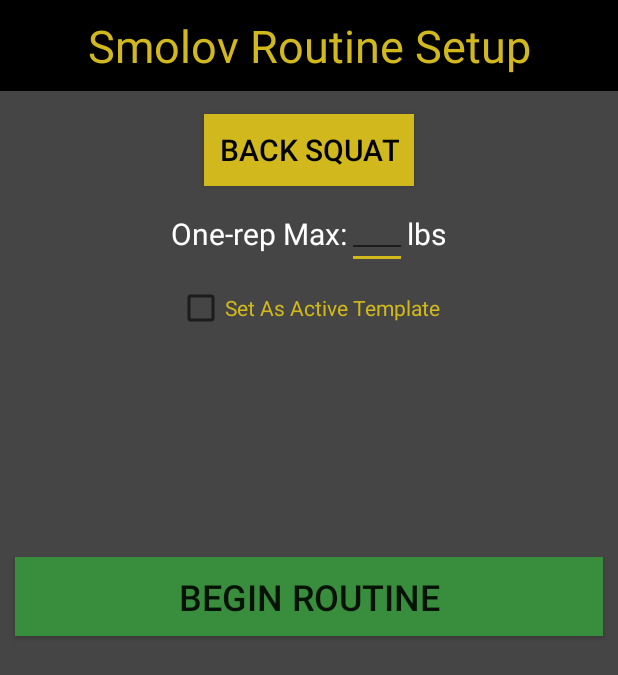
After one commit to therealccarter/Liftdom, an Android app: the SmolovStarterActivity screen opened directly, with no data from a screen before it, on a phone screen of 412 x 824 dp. The commit adds this screen. Shown: the top 675 px of the screen. Run offline under Robolectric (Android 15) with nearby library versions, the phone set to English and light mode, and no system bars; our stand-ins replace Firebase (no records; nobody signed in at launch, a user with empty details on screens opened directly).

Commit message:
even more smolov work

```diff
--- a/app/src/main/AndroidManifest.xml
+++ b/app/src/main/AndroidManifest.xml
@@ -63,8 +63,11 @@
                 android:name="com.liftdom.template_editor.AlgorithmSelectorActivity"
                 android:theme="@style/Theme.AppCompat.Dialog">
         </activity>
-        <activity android:name="com.liftdom.template_housing.RenameTemplateDialog"
-                  android:theme="@android:style/Theme.Holo.Dialog">
+        <activity
+                android:name="com.liftdom.template_housing.RenameTemplateDialog"
+                android:theme="@android:style/Theme.Holo.Dialog">
+        </activity>
+        <activity android:name="com.liftdom.template_housing.premade_program_starters.SmolovStarterActivity">
         </activity>
     </application>
 
--- a/app/src/main/java/com/liftdom/template_housing/PremadeTemplatesFrag.java
+++ b/app/src/main/java/com/liftdom/template_housing/PremadeTemplatesFrag.java
@@ -12,7 +12,9 @@ import android.view.ViewGroup;
 import android.widget.Button;
 import butterknife.BindView;
 import butterknife.ButterKnife;
+import com.google.firebase.auth.FirebaseAuth;
 import com.google.firebase.database.DatabaseReference;
+import com.google.firebase.database.FirebaseDatabase;
 import com.liftdom.liftdom.R;
 import com.liftdom.template_editor.TemplateEditorActivity;
 
@@ -20,6 +22,9 @@ import com.liftdom.template_editor.TemplateEditorActivity;
  * A simple {@link Fragment} subclass.
  */
 public class PremadeTemplatesFrag extends Fragment {
+
+    DatabaseReference mRootRef = FirebaseDatabase.getInstance().getReference();
+    String uid = FirebaseAuth.getInstance().getCurrentUser().getUid();
 
     @BindView(R.id.smolovButton) Button smolovButton;
 
@@ -51,9 +56,13 @@ public class PremadeTemplatesFrag extends Fragment {
                         .setPositiveButton("Select Smolov",new DialogInterface.OnClickListener() {
                             public void onClick(DialogInterface dialog,int id) {
 
-                                //DatabaseReference setSmolov =
+
+                                DatabaseReference activeTemplateRef = mRootRef.child("users").child(uid).child
+                                        ("active_template");
+                                activeTemplateRef.setValue("Smolov");
 
                                 getActivity().finish();
+
                             }
                         })
                         .setNegativeButton("Cancel",new DialogInterface.OnClickListener() {
--- /dev/null
+++ b/app/src/main/java/com/liftdom/template_housing/premade_program_starters/SmolovStarterActivity.java
@@ -0,0 +1,20 @@
+package com.liftdom.template_housing.premade_program_starters;
+
+import android.support.v7.app.AppCompatActivity;
+import android.os.Bundle;
+import com.google.firebase.auth.FirebaseAuth;
+import com.google.firebase.database.DatabaseReference;
+import com.google.firebase.database.FirebaseDatabase;
+import com.liftdom.liftdom.R;
+
+public class SmolovStarterActivity extends AppCompatActivity {
+
+    DatabaseReference mRootRef = FirebaseDatabase.getInstance().getReference();
+    String uid = FirebaseAuth.getInstance().getCurrentUser().getUid();
+
+    @Override
+    protected void onCreate(Bundle savedInstanceState) {
+        super.onCreate(savedInstanceState);
+        setContentView(R.layout.activity_smolov_starter);
+    }
+}
--- /dev/null
+++ b/app/src/main/res/layout/activity_smolov_starter.xml
@@ -0,0 +1,97 @@
+<?xml version="1.0" encoding="utf-8"?>
+<LinearLayout
+        xmlns:android="http://schemas.android.com/apk/res/android"
+        xmlns:tools="http://schemas.android.com/tools"
+        android:id="@+id/activity_smolov_starter"
+        android:layout_width="match_parent"
+        android:layout_height="match_parent"
+        tools:context="com.liftdom.template_housing.premade_program_starters.SmolovStarterActivity"
+        android:orientation="vertical"
+        android:background="@color/backgroundgrey1"
+>
+    <TextView
+            android:layout_width="match_parent"
+            android:layout_height="wrap_content"
+            android:text="Smolov Routine Setup"
+            android:textSize="30sp"
+            android:gravity="center_horizontal"
+            android:padding="10dp"
+            android:textColor="@color/liftrGold1"
+            android:background="@color/black"
+    />
+
+
+    <Button
+            android:id="@+id/movementName"
+            android:layout_width="wrap_content"
+            android:layout_height="wrap_content"
+            android:textSize="20sp"
+            android:background="@color/liftrGold1"
+            android:textColor="@color/black"
+            android:padding="10dp"
+            android:layout_marginTop="15dp"
+            android:layout_gravity="center"
+            android:text="@string/backSquat"
+    />
+
+    <LinearLayout
+            android:layout_width="wrap_content"
+            android:layout_height="wrap_content"
+            android:orientation="horizontal"
+            android:layout_gravity="center_horizontal"
+            android:gravity="center_horizontal"
+            android:layout_margin="10dp"
+    >
+        <TextView
+                android:layout_width="wrap_content"
+                android:layout_height="wrap_content"
+                android:text="@string/oneRepMax"
+                android:textColor="@color/white"
+                android:textSize="20sp"
+        />
+
+        <EditText
+                android:layout_width="wrap_content"
+                android:layout_height="wrap_content"
+                android:hint="____"
+        />
+
+
+        <TextView
+                android:layout_width="wrap_content"
+                android:layout_height="wrap_content"
+                android:text="@string/pounds"
+                android:textColor="@color/white"
+                android:textSize="20sp"
+        />
+
+    </LinearLayout>
+
+    <CheckBox
+            android:layout_width="wrap_content"
+            android:layout_height="wrap_content"
+            android:text="@string/makeCurrentTemplate"
+            android:textColor="@color/liftrGold1"
+            android:id="@+id/activeTemplateCheckbox"
+            android:layout_gravity="center_horizontal"
+            android:layout_marginBottom="140dp"
+
+    />
+
+    <!-- TODO: Add calendar for picking the first day-->
+
+    <Button
+            android:layout_width="match_parent"
+            android:layout_height="wrap_content"
+            android:padding="10dp"
+            android:layout_margin="10dp"
+            android:text="@string/beginRoutine"
+            android:textSize="24sp"
+            android:layout_gravity="center_horizontal"
+            android:background="@color/confirmgreen"
+    />
+
+
+
+
+</LinearLayout>
--- a/app/src/main/res/values/strings.xml
+++ b/app/src/main/res/values/strings.xml
@@ -372,6 +372,10 @@
 
     <string name="elipses">...</string>
 
+    <string name="oneRepMax">One-rep Max:</string>
+
+    <string name="beginRoutine">Begin Routine</string>
+
     <string name="chooseAnExercise">Choose an Exercise</string>
     <string name="clickToAddAnExercise">Click to add an exercise</string>
 
```
